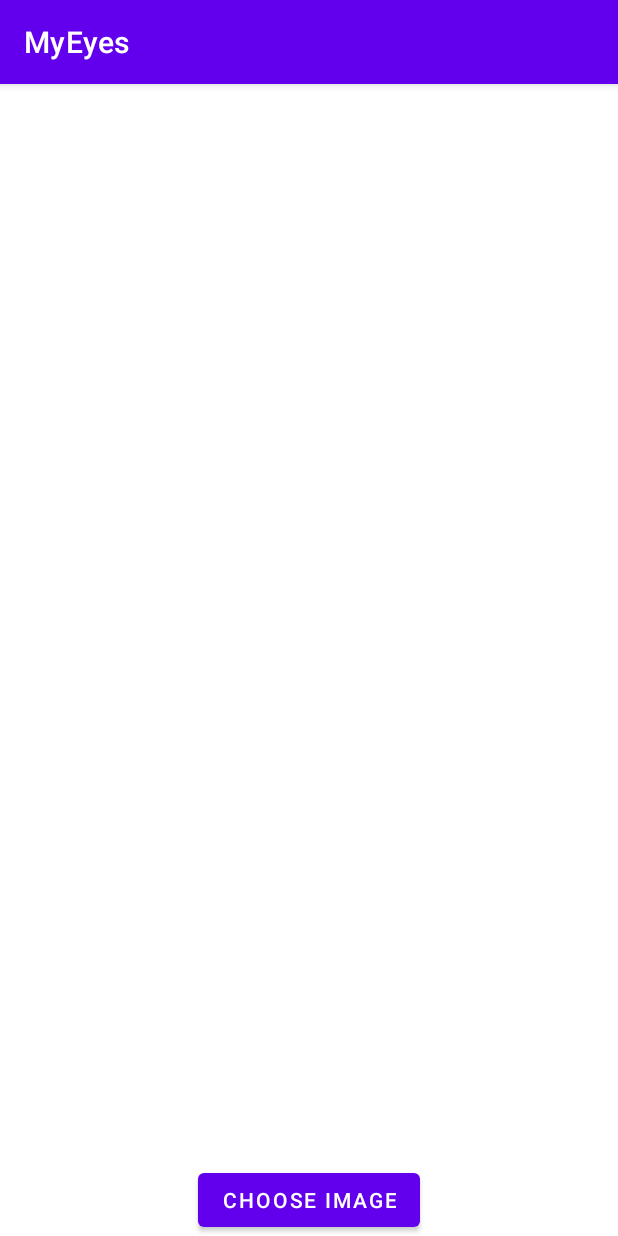
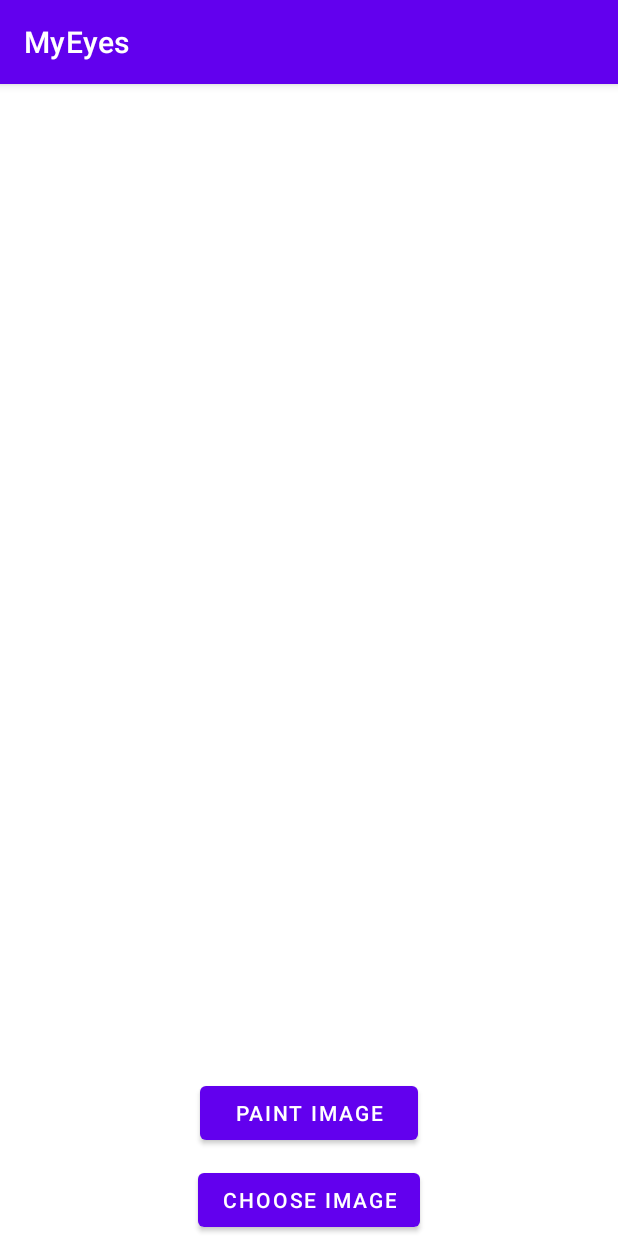
Before and after one commit to yxho/MyEyes, an Android app: the ImageProcessActivity screen opened directly, with no data from a screen before it, on a phone screen of 412 x 824 dp. Run offline under Robolectric (Android 15) with nearby library versions, the phone set to English and light mode, and no system bars; libraries missing offline, so code that uses them is left out: org.opencv.core.

Commit message:
图片像素化

```diff
--- a/app/src/main/java/com/yxh/myeyes/ImageProcessActivity.java
+++ b/app/src/main/java/com/yxh/myeyes/ImageProcessActivity.java
@@ -12,6 +12,7 @@ import android.content.pm.PackageManager;
 import android.database.Cursor;
 import android.graphics.Bitmap;
 import android.graphics.BitmapFactory;
+import android.graphics.Color;
 import android.net.Uri;
 import android.os.Build;
 import android.os.Bundle;
@@ -23,15 +24,20 @@ import android.widget.Button;
 import android.widget.ImageView;
 import android.widget.Toast;
 
+import com.yxh.myeyes.ImageAnalysisAbility.ImageToPixelArt;
+
 public class ImageProcessActivity extends AppCompatActivity {
     public static final int CHOOSE_PHOTO = 2;
     private ImageView mImageView;
+    private ImageToPixelArt mImageToPixelArt = new ImageToPixelArt();
+    private Bitmap targetImage = null;
 
     @Override
     protected void onCreate(Bundle savedInstanceState) {
         super.onCreate(savedInstanceState);
         setContentView(R.layout.activity_image_process);
         Button imageChoose = findViewById(R.id.image_button);
+        Button paintImage = findViewById(R.id.image_handle);
         mImageView = findViewById(R.id.image_view);
         imageChoose.setOnClickListener(new View.OnClickListener() {
             @Override
@@ -41,6 +47,32 @@ public class ImageProcessActivity extends AppCompatActivity {
                 } else {
                     openAlbum();
                 }
+            }
+        });
+
+        paintImage.setOnClickListener(new View.OnClickListener() {
+            @Override
+            public void onClick(View v) {
+                Log.e("TAG", "xxxgetBlockBitmap: ");
+//
+//                // 步骤1：通过匿名类 直接 创建线程辅助对象，即 实例化 线程辅助类
+//                Runnable mt = new Runnable() {
+//                    // 步骤2：复写run（），定义线程行为
+//                    @Override
+//                    public void run() {
+//                        targetImage=mImageToPixelArt.getBlockBitmap(targetImage,20);
+//                        Log.e("TAG", "xxxgetBlockBitmapoioooooo: ");
+//                    }
+//                };
+//
+//                // 步骤3：创建线程对象，即 实例化线程类；线程类 = Thread类；
+//                Thread mt1 = new Thread(mt, "窗口1");
+//
+//                // 步骤4：通过 线程对象 控制线程的状态，如 运行、睡眠、挂起  / 停止
+//                mt1.start();
+                //targetImage=mImageToPixelArt.makeTintBitmap(targetImage, Color.BLUE);
+                targetImage = mImageToPixelArt.getBlockBitmap(targetImage,300);
+                mImageView.setImageBitmap(targetImage);
             }
         });
 
@@ -145,6 +177,7 @@ public class ImageProcessActivity extends AppCompatActivity {
     private void displayImage(String imagePath) {
         if (imagePath != null) {
             Bitmap bitmap = BitmapFactory.decodeFile(imagePath);
+            targetImage = bitmap;
             mImageView.setImageBitmap(bitmap);
         } else {
             Toast.makeText(this, "failed to get image", Toast.LENGTH_SHORT).show();
--- a/app/src/main/res/layout/activity_image_process.xml
+++ b/app/src/main/res/layout/activity_image_process.xml
@@ -20,4 +20,16 @@
         android:layout_alignParentBottom="true"
         android:layout_centerHorizontal="true"/>
 
+    <Button
+        android:id="@+id/image_handle"
+        android:layout_width="wrap_content"
+        android:layout_height="wrap_content"
+        android:layout_alignParentStart="true"
+        android:layout_alignParentEnd="true"
+        android:layout_alignParentBottom="true"
+        android:layout_marginStart="133dp"
+        android:layout_marginEnd="133dp"
+        android:layout_marginBottom="58dp"
+        android:text="paint Image" />
+
 </RelativeLayout>
```
Also changed, not shown: app/src/main/java/com/yxh/myeyes/ImageAnalysisAbility/ImageToPixelArt.java (added, +164 -0 lines).
